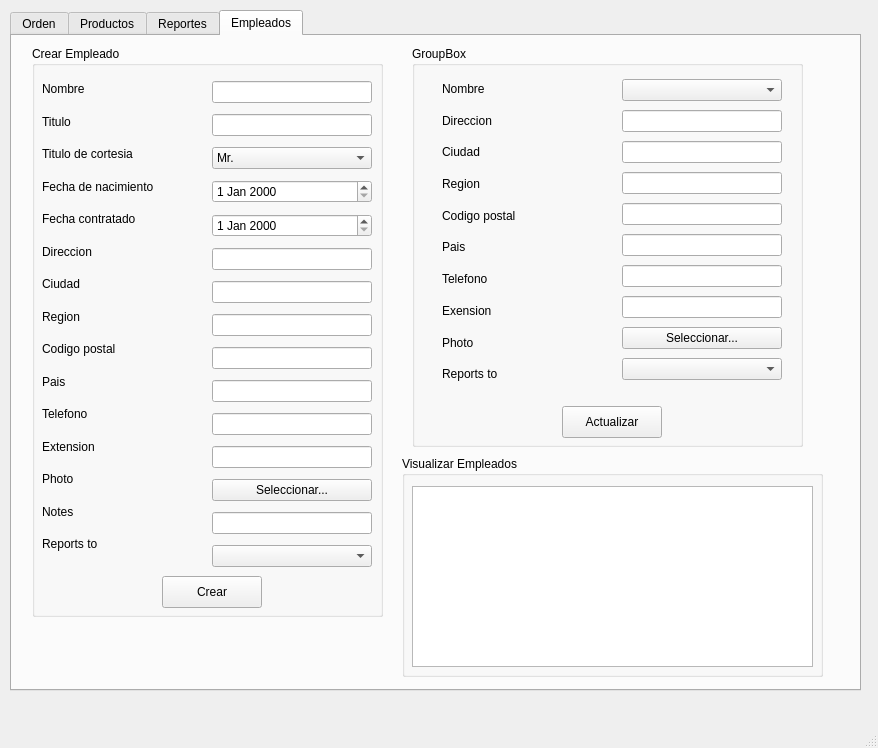
Above: mainwindow.ui from jairoaguilarts/Desktop-App-Proyect before the change. Below: the same form after it.
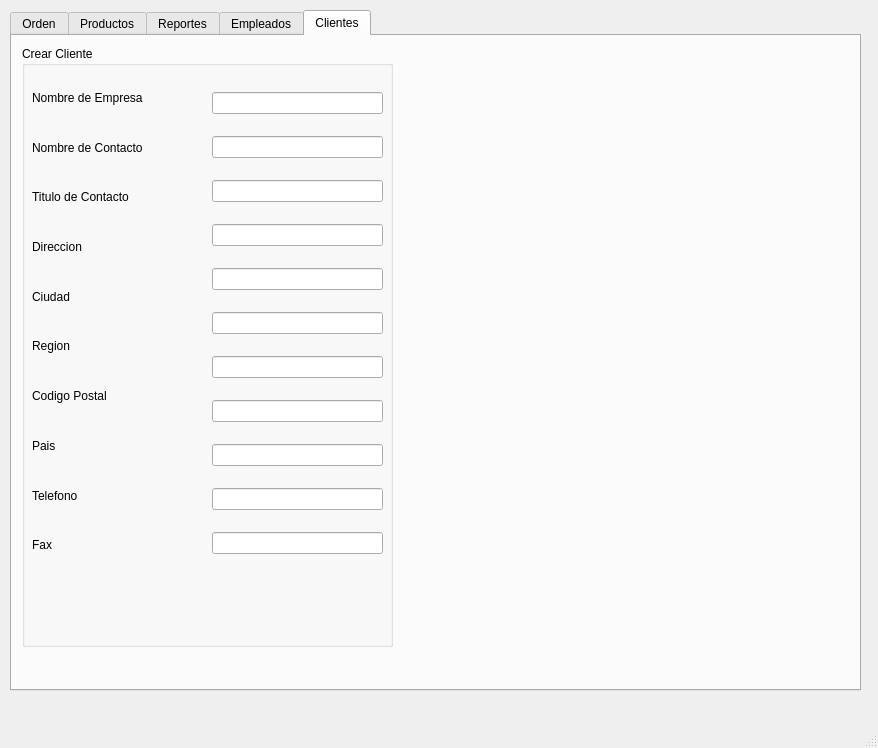
That is the form after the change. The open tabs and pages were chosen to show the change.

Commit message: Trabajo de la parte de Clientes

```diff
--- a/mainwindow.ui
+++ b/mainwindow.ui
@@ -797,7 +797,7 @@
          <x>180</x>
          <y>30</y>
          <width>160</width>
-         <height>501</height>
+         <height>523</height>
         </rect>
        </property>
        <layout class="QVBoxLayout" name="verticalLayout_10">
@@ -881,8 +881,8 @@
       <widget class="QPushButton" name="PB_CrearEmpleado">
        <property name="geometry">
         <rect>
-         <x>130</x>
-         <y>530</y>
+         <x>70</x>
+         <y>520</y>
          <width>100</width>
          <height>32</height>
         </rect>
@@ -1015,7 +1015,7 @@
          <x>210</x>
          <y>30</y>
          <width>160</width>
-         <height>317</height>
+         <height>346</height>
         </rect>
        </property>
        <layout class="QVBoxLayout" name="verticalLayout_12">
@@ -1058,8 +1058,8 @@
       <widget class="QPushButton" name="pushButton_3">
        <property name="geometry">
         <rect>
-         <x>150</x>
-         <y>360</y>
+         <x>90</x>
+         <y>350</y>
          <width>100</width>
          <height>32</height>
         </rect>
@@ -1070,6 +1070,151 @@
       </widget>
      </widget>
     </widget>
+    <widget class="QWidget" name="tab_4">
+     <attribute name="title">
+      <string>Clientes</string>
+     </attribute>
+     <widget class="QGroupBox" name="groupBox_14">
+      <property name="geometry">
+       <rect>
+        <x>10</x>
+        <y>10</y>
+        <width>371</width>
+        <height>601</height>
+       </rect>
+      </property>
+      <property name="title">
+       <string>Crear Cliente</string>
+      </property>
+      <widget class="QWidget" name="verticalLayoutWidget_13">
+       <property name="geometry">
+        <rect>
+         <x>10</x>
+         <y>30</y>
+         <width>155</width>
+         <height>491</height>
+        </rect>
+       </property>
+       <layout class="QVBoxLayout" name="verticalLayout_13">
+        <item>
+         <widget class="QLabel" name="label_53">
+          <property name="text">
+           <string>Nombre de Empresa</string>
+          </property>
+         </widget>
+        </item>
+        <item>
+         <widget class="QLabel" name="label_52">
+          <property name="text">
+           <string>Nombre de Contacto</string>
+          </property>
+         </widget>
+        </item>
+        <item>
+         <widget class="QLabel" name="label_54">
+          <property name="text">
+           <string>Titulo de Contacto</string>
+          </property>
+         </widget>
+        </item>
+        <item>
+         <widget class="QLabel" name="label_55">
+          <property name="text">
+           <string>Direccion </string>
+          </property>
+         </widget>
+        </item>
+        <item>
+         <widget class="QLabel" name="label_56">
+          <property name="text">
+           <string>Ciudad</string>
+          </property>
+         </widget>
+        </item>
+        <item>
+         <widget class="QLabel" name="label_57">
+          <property name="text">
+           <string>Region</string>
+          </property>
+         </widget>
+        </item>
+        <item>
+         <widget class="QLabel" name="label_58">
+          <property name="text">
+           <string>Codigo Postal</string>
+          </property>
+         </widget>
+        </item>
+        <item>
+         <widget class="QLabel" name="label_59">
+          <property name="text">
+           <string>Pais</string>
+          </property>
+         </widget>
+        </item>
+        <item>
+         <widget class="QLabel" name="label_60">
+          <property name="text">
+           <string>Telefono</string>
+          </property>
+         </widget>
+        </item>
+        <item>
+         <widget class="QLabel" name="label_51">
+          <property name="text">
+           <string>Fax</string>
+          </property>
+         </widget>
+        </item>
+       </layout>
+      </widget>
+      <widget class="QWidget" name="verticalLayoutWidget_14">
+       <property name="geometry">
+        <rect>
+         <x>190</x>
+         <y>30</y>
+         <width>171</width>
+         <height>501</height>
+        </rect>
+       </property>
+       <layout class="QVBoxLayout" name="verticalLayout_14">
+        <item>
+         <widget class="QLineEdit" name="lineEdit"/>
+        </item>
+        <item>
+         <widget class="QLineEdit" name="lineEdit_2"/>
+        </item>
+        <item>
+         <widget class="QLineEdit" name="lineEdit_3"/>
+        </item>
+        <item>
+         <widget class="QLineEdit" name="lineEdit_4"/>
+        </item>
+        <item>
+         <widget class="QLineEdit" name="lineEdit_5"/>
+        </item>
+        <item>
+         <widget class="QLineEdit" name="lineEdit_6"/>
+        </item>
+        <item>
+         <widget class="QLineEdit" name="lineEdit_7"/>
+        </item>
+        <item>
+         <widget class="QLineEdit" name="lineEdit_8"/>
+        </item>
+        <item>
+         <widget class="QLineEdit" name="lineEdit_9"/>
+        </item>
+        <item>
+         <widget class="QLineEdit" name="lineEdit_10"/>
+        </item>
+        <item>
+         <widget class="QLineEdit" name="lineEdit_11"/>
+        </item>
+       </layout>
+      </widget>
+     </widget>
+    </widget>
    </widget>
   </widget>
   <widget class="QMenuBar" name="menubar">
```
Left out of the diff: 6 changed lines with no effect on the pictures. The commit also changes 2 other files.
